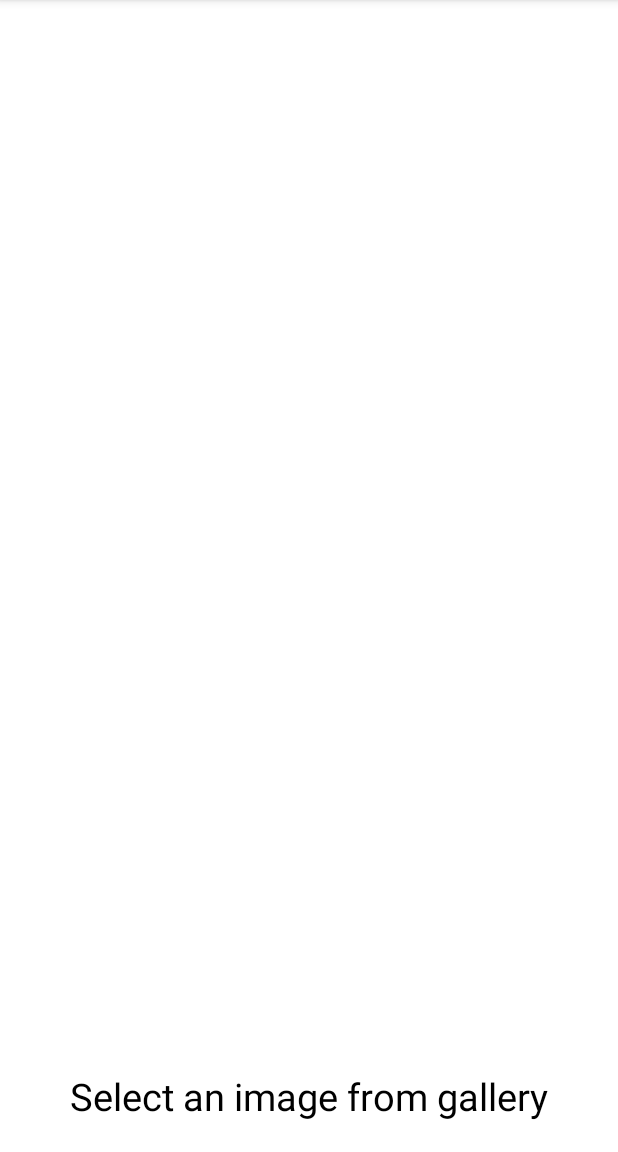
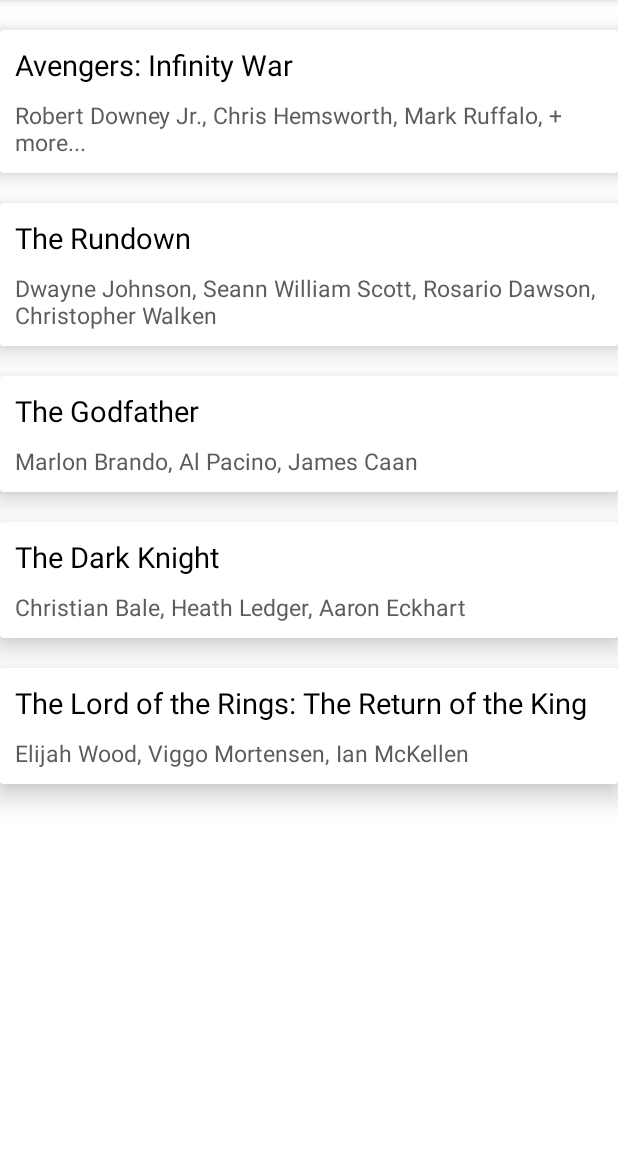
Before and after one commit to yxhuangCH/EspressoDemo, an Android app: the screen it shows after launch (ImageViewerActivity before the commit, MainActivity after it), on a phone screen of 412 x 824 dp, the part 84-1236 px from its top. Run offline under Robolectric (Android 15) with nearby library versions, the phone set to English and light mode, and no system bars; pictures from the network do not load.

Commit message:
add Espresso RecyclerView

```diff
--- a/app/build.gradle
+++ b/app/build.gradle
@@ -75,6 +75,10 @@ dependencies {
     implementation "androidx.navigation:navigation-fragment-ktx:2.3.0"
     implementation "androidx.navigation:navigation-ui-ktx:2.3.0"
 
+    // Recyclerview
+    def recyclerview_version = "1.1.0"
+    implementation "androidx.recyclerview:recyclerview:$recyclerview_version"
+
     // Glide
     implementation 'com.github.bumptech.glide:glide:4.11.0'
     kapt 'com.github.bumptech.glide:compiler:4.11.0'
--- /dev/null
+++ b/app/src/main/java/com/yxhuang/espresso/data/FakeMovieData.kt
@@ -0,0 +1,56 @@
+package com.yxhuang.espresso.data
+
+/**
+ * Created by yxhuang
+ * Date: 2022/10/14
+ * Description:
+ */
+object FakeMovieData {
+
+    val movies = arrayOf(
+        Movie(
+            0,
+            "Avengers: Infinity War",
+            "https://nyc3.digitaloceanspaces.com/open-api-spaces/open-api-static/blog/1/Infinity_War-infinity_war.png",
+            "The Avengers and their allies must be willing to sacrifice all in an attempt to " +
+                    "defeat the powerful Thanos before his blitz of devastation and ruin puts an end to " +
+                    "the universe.",
+            arrayListOf("Anthony Russo", "Joe Russo"),
+            arrayListOf("Robert Downey Jr.", "Chris Hemsworth", "Mark Ruffalo", "+ more...")
+        ),
+        Movie(
+            1,
+            "The Rundown",
+            "https://nyc3.digitaloceanspaces.com/open-api-spaces/open-api-static/blog/1/The_Rundown-the_rundown.png",
+            "A tough aspiring chef is hired to bring home a mobster's son from the Amazon but " +
+                    "becomes involved in the fight against an oppressive town operator and the search " +
+                    "for a legendary treasure.",
+            arrayListOf("R.J. Stewart", "James Vanderbilt"),
+            arrayListOf("Dwayne Johnson", "Seann William Scott", "Rosario Dawson", "Christopher Walken")
+        ),
+        Movie(
+            2,
+            "The Godfather",
+            "https://nyc3.digitaloceanspaces.com/open-api-spaces/open-api-static/blog/1/The_Godfather-fragment_factory.png",
+            "The aging patriarch of an organized crime dynasty transfers control of his clandestine empire to his reluctant son.",
+            arrayListOf("Francis Ford Coppola"),
+            arrayListOf("Marlon Brando", "Al Pacino", "James Caan")
+        ),
+        Movie(
+            3,
+            "The Dark Knight",
+            "https://nyc3.digitaloceanspaces.com/open-api-spaces/open-api-static/blog/1/The_Dark_Knight-fragment_factory_1.png",
+            "When the menace known as the Joker wreaks havoc and chaos on the people of Gotham, Batman must accept one of the greatest psychological and physical tests of his ability to fight injustice.",
+            arrayListOf("Christopher Nolan"),
+            arrayListOf("Christian Bale", "Heath Ledger", "Aaron Eckhart")
+        ),
+        Movie(
+            4,
+            "The Lord of the Rings: The Return of the King",
+            "https://nyc3.digitaloceanspaces.com/open-api-spaces/open-api-static/blog/1/The_Lord_of_the_Rings_The_Return_of_the_King-fragment_factory_2.png",
+            "Gandalf and Aragorn lead the World of Men against Sauron's army to draw his gaze from Frodo and Sam as they approach Mount Doom with the One Ring.",
+            arrayListOf("Peter Jackson"),
+            arrayListOf("Elijah Wood", "Viggo Mortensen", "Ian McKellen")
+        )
+    )
+}
--- a/app/src/main/java/com/yxhuang/espresso/data/source/MoviesDataSource.kt
+++ b/app/src/main/java/com/yxhuang/espresso/data/source/MoviesDataSource.kt
@@ -10,4 +10,6 @@ import com.yxhuang.espresso.data.Movie
 interface MoviesDataSource {
 
     fun getMovie(movieId: Int): Movie?
+
+    fun getMovies(): List<Movie>
 }
--- a/app/src/main/java/com/yxhuang/espresso/data/source/MoviesRemoteDataSource.kt
+++ b/app/src/main/java/com/yxhuang/espresso/data/source/MoviesRemoteDataSource.kt
@@ -1,5 +1,6 @@
 package com.yxhuang.espresso.data.source
 
+import com.yxhuang.espresso.data.FakeMovieData
 import com.yxhuang.espresso.data.Movie
 
 /**
@@ -7,24 +8,19 @@ import com.yxhuang.espresso.data.Movie
  * Date: 2022/8/15
  * Description:
  */
-object MoviesRemoteDataSource : MoviesDataSource {
 
-    private var MOVIES_REMOTE_DATA = LinkedHashMap<Int, Movie>(2)
+class MoviesRemoteDataSource: MoviesDataSource {
+
+    private var MOVIES_REMOTE_DATA = LinkedHashMap<Int, Movie>(FakeMovieData.movies.size)
 
     init {
-        addMovie(0, "Avengers: Infinity War",
-                 "https://nyc3.digitaloceanspaces.com/open-api-spaces/open-api-static/blog/1/Infinity_War-infinity_war.png",
-                 "The Avengers and their allies must be willing to sacrifice all in an attempt to " + "defeat the powerful Thanos before his blitz of devastation and ruin puts an end to " + "the universe.",
-                 arrayListOf("Anthony Russo", "Joe Russo"),
-                 arrayListOf("Robert Downey Jr.", "Chris Hemsworth", "Mark Ruffalo", "+ more...")
-        )
+        for (movie in FakeMovieData.movies){
+            addMovie(movie)
+        }
+    }
 
-        addMovie(1, "The Rundown",
-                 "https://nyc3.digitaloceanspaces.com/open-api-spaces/open-api-static/blog/1/The_Rundown-the_rundown.png",
-                 "A tough aspiring chef is hired to bring home a mobster's son from the Amazon but " + "becomes involved in the fight against an oppressive town operator and the search " + "for a legendary treasure.",
-                 arrayListOf("R.J. Stewart", "James Vanderbilt"),
-                 arrayListOf("Dwayne Johnson", "Seann William Scott", "Rosario Dawson", "Christopher Walken")
-        )
+    override fun getMovies(): List<Movie> {
+        return ArrayList(MOVIES_REMOTE_DATA.values)
     }
 
     override fun getMovie(movieId: Int): Movie? {
@@ -32,12 +28,9 @@ object MoviesRemoteDataSource : MoviesDataSource {
     }
 
     private fun addMovie(
-            id: Int, title: String, image: String, description: String, directors: ArrayList<String>?,
-            star_actors: ArrayList<String>?
-    ) {
-        val movie = Movie(id = id, title = title, image = image, description = description, directors = directors,
-                          star_actors = star_actors
-        )
-        MOVIES_REMOTE_DATA.put(id, movie)
+            movie: Movie
+    ){
+        MOVIES_REMOTE_DATA.put(movie.id, movie)
     }
+
 }
--- a/app/src/main/java/com/yxhuang/espresso/ui/ImageViewerActivity.kt
+++ b/app/src/main/java/com/yxhuang/espresso/ui/ImageViewerActivity.kt
@@ -9,6 +9,7 @@ import android.util.Log
 import android.widget.TextView
 import androidx.appcompat.app.AppCompatActivity
 import com.yxhuang.espresso.R
+import kotlinx.android.synthetic.main.activity_image_viewer.*
 import kotlinx.android.synthetic.main.activity_main.*
 
 /**
--- a/app/src/main/java/com/yxhuang/espresso/ui/MainActivity.kt
+++ b/app/src/main/java/com/yxhuang/espresso/ui/MainActivity.kt
@@ -14,62 +14,48 @@ import com.bumptech.glide.Glide
 import com.bumptech.glide.RequestManager
 import com.bumptech.glide.request.RequestOptions
 import com.yxhuang.espresso.R
+import com.yxhuang.espresso.data.source.MoviesDataSource
+import com.yxhuang.espresso.data.source.MoviesRemoteDataSource
 import com.yxhuang.espresso.factory.MovieFragmentFactory
 
-const val GALLERY_REQUEST_CODE = 1234
 
 class MainActivity : AppCompatActivity() {
 
-    private val TAG: String = "AppDebug"
-
-    private lateinit var image: ImageView
+    // dependencies (typically would be injected with dagger)
+    lateinit var requestOptions: RequestOptions
+    lateinit var moviesDataSource: MoviesDataSource
 
     override fun onCreate(savedInstanceState: Bundle?) {
+        initDependencies()
+        supportFragmentManager.fragmentFactory = MovieFragmentFactory(
+            requestOptions,
+            moviesDataSource
+        )
         super.onCreate(savedInstanceState)
         setContentView(R.layout.activity_main)
 
-        image = findViewById(R.id.image)
+        init()
+    }
 
-        findViewById<TextView>(R.id.button_open_gallery).setOnClickListener {
-            pickFromGallery()
-        }
-
-        findViewById<Button>(R.id.btn_show_toast).setOnClickListener {
-            showToast(buildToastMessage("test toast"))
+    private fun init(){
+        if(supportFragmentManager.fragments.size == 0){
+            supportFragmentManager.beginTransaction()
+                .replace(R.id.container, MovieListFragment::class.java, null)
+                .commit()
         }
     }
 
-    override fun onActivityResult(requestCode: Int, resultCode: Int, data: Intent?) {
-        super.onActivityResult(requestCode, resultCode, data)
-        if(resultCode == Activity.RESULT_OK){
-            Log.d(TAG, "RESULT_OK")
-            when(requestCode){
-
-                GALLERY_REQUEST_CODE -> {
-                    Log.d(TAG, "GALLERY_REQUEST_CODE detected.")
-                    data?.data?.let { uri ->
-                        Log.d(TAG, "URI: $uri")
-                        Glide.with(this)
-                            .load(uri)
-                            .into(image)
-                    }
-                }
-            }
+    private fun initDependencies(){
+        if(!::requestOptions.isInitialized){
+            // glide
+            requestOptions = RequestOptions
+                .placeholderOf(R.drawable.default_image)
+                .error(R.drawable.default_image)
+        }
+        if(!::moviesDataSource.isInitialized){
+            // Data Source
+            moviesDataSource = MoviesRemoteDataSource()
         }
     }
 
-    private fun pickFromGallery() {
-        val intent = Intent(Intent.ACTION_PICK, MediaStore.Images.Media.EXTERNAL_CONTENT_URI)
-        startActivityForResult(intent, GALLERY_REQUEST_CODE)
-    }
-
-    private fun showToast(message: String){
-        Toast.makeText(this, message, Toast.LENGTH_SHORT).show()
-    }
-
-    companion object{
-        fun buildToastMessage(name: String): String{
-            return name
-        }
-    }
 }
--- /dev/null
+++ b/app/src/main/java/com/yxhuang/espresso/ui/MovieListFragment.kt
@@ -0,0 +1,66 @@
+package com.yxhuang.espresso.ui
+
+import androidx.fragment.app.Fragment
+import android.os.Bundle
+import android.view.LayoutInflater
+import android.view.View
+import android.view.ViewGroup
+import androidx.recyclerview.widget.LinearLayoutManager
+import com.yxhuang.espresso.R
+import com.yxhuang.espresso.data.Movie
+import com.yxhuang.espresso.data.source.MoviesDataSource
+import com.yxhuang.espresso.util.TopSpacingItemDecoration
+import kotlinx.android.synthetic.main.fragment_movie_list.*
+
+/**
+ * Created by yxhuang
+ * Date: 2022/10/14
+ * Description:
+ */
+class MovieListFragment(
+        val moviesDataSource: MoviesDataSource
+) : Fragment(),
+    MoviesListAdapter.Interaction
+{
+    override fun onItemSelected(position: Int, item: Movie) {
+        activity?.run {
+            val bundle = Bundle()
+            bundle.putInt("movie_id", item.id)
+            supportFragmentManager.beginTransaction()
+                .replace(R.id.container, MovieDetailFragment::class.java, bundle)
+                .addToBackStack("MovieDetailFragment")
+                .commit()
+        }
+    }
+
+    lateinit var listAdapter: MoviesListAdapter
+
+    override fun onCreateView(
+            inflater: LayoutInflater,
+            container: ViewGroup?,
+            savedInstanceState: Bundle?
+    ): View? {
+        return inflater.inflate(R.layout.fragment_movie_list, container, false)
+    }
+
+    override fun onViewCreated(view: View, savedInstanceState: Bundle?) {
+        super.onViewCreated(view, savedInstanceState)
+
+        initRecyclerView()
+        getData()
+    }
+
+    private fun getData(){
+        listAdapter.submitList(moviesDataSource.getMovies())
+    }
+
+    private fun initRecyclerView() {
+        recycler_view.apply {
+            layoutManager = LinearLayoutManager(activity)
+            removeItemDecoration(TopSpacingItemDecoration(30))
+            addItemDecoration(TopSpacingItemDecoration(30))
+            listAdapter = MoviesListAdapter(this@MovieListFragment)
+            adapter = listAdapter
+        }
+    }
+}
--- /dev/null
+++ b/app/src/main/java/com/yxhuang/espresso/ui/MoviesListAdapter.kt
@@ -0,0 +1,93 @@
+package com.yxhuang.espresso.ui
+
+import android.view.LayoutInflater
+import android.view.View
+import android.view.ViewGroup
+import androidx.recyclerview.widget.AsyncListDiffer
+import androidx.recyclerview.widget.DiffUtil
+import androidx.recyclerview.widget.RecyclerView
+import com.bumptech.glide.Glide
+import com.yxhuang.espresso.R
+import com.yxhuang.espresso.data.Movie
+import kotlinx.android.synthetic.main.layout_movie_list_item.view.*
+
+/**
+ * Created by yxhuang
+ * Date: 2022/10/14
+ * Description:
+ */
+class MoviesListAdapter(private val interaction: Interaction? = null) :
+    RecyclerView.Adapter<RecyclerView.ViewHolder>() {
+
+    val DIFF_CALLBACK = object : DiffUtil.ItemCallback<Movie>() {
+
+        override fun areItemsTheSame(oldItem: Movie, newItem: Movie): Boolean {
+            return oldItem.id == newItem.id
+        }
+
+        override fun areContentsTheSame(oldItem: Movie, newItem: Movie): Boolean {
+            return oldItem == newItem
+        }
+
+    }
+    private val differ = AsyncListDiffer(this, DIFF_CALLBACK)
+
+
+    override fun onCreateViewHolder(parent: ViewGroup, viewType: Int): RecyclerView.ViewHolder {
+
+        return MovieViewHolder(
+            LayoutInflater.from(parent.context).inflate(
+                R.layout.layout_movie_list_item,
+                parent,
+                false
+            ),
+            interaction
+        )
+    }
+
+    override fun onBindViewHolder(holder: RecyclerView.ViewHolder, position: Int) {
+        when (holder) {
+            is MovieViewHolder -> {
+                holder.bind(differ.currentList.get(position))
+            }
+        }
+    }
+
+    override fun getItemCount(): Int {
+        return differ.currentList.size
+    }
+
+    fun submitList(list: List<Movie>) {
+        differ.submitList(list)
+    }
+
+    class MovieViewHolder
+    constructor(
+            itemView: View,
+            private val interaction: Interaction?
+    ) : RecyclerView.ViewHolder(itemView) {
+
+        fun bind(item: Movie) = with(itemView) {
+            itemView.setOnClickListener {
+                interaction?.onItemSelected(adapterPosition, item)
+            }
+            movie_title.text = item.title
+            Glide.with(itemView)
+                .load(item.image)
+                .into(movie_image)
+            item.star_actors?.let {
+                for(index in 0 until it.size){
+                    var appendValue: String = it[index]
+                    if(index < (it.size - 1)){
+                        appendValue += ", "
+                    }
+                    movie_star_actors.append(appendValue)
+                }
+            }
+        }
+    }
+
+    interface Interaction {
+        fun onItemSelected(position: Int, item: Movie)
+    }
+}
--- /dev/null
+++ b/app/src/main/java/com/yxhuang/espresso/util/TopSpacingItemDecoration.kt
@@ -0,0 +1,18 @@
+package com.yxhuang.espresso.util
+
+import android.graphics.Rect
+import android.view.View
+import androidx.recyclerview.widget.RecyclerView
+
+/**
+ * Created by yxhuang
+ * Date: 2022/10/14
+ * Description:
+ */
+class TopSpacingItemDecoration(private val padding: Int) : RecyclerView.ItemDecoration() {
+
+    override fun getItemOffsets(outRect: Rect, view: View, parent: RecyclerView, state: RecyclerView.State) {
+        super.getItemOffsets(outRect, view, parent, state)
+        outRect.top = padding
+    }
+}
--- /dev/null
+++ b/app/src/main/res/layout/fragment_movie_list.xml
@@ -0,0 +1,16 @@
+<?xml version="1.0" encoding="utf-8"?>
+<androidx.constraintlayout.widget.ConstraintLayout
+    xmlns:android="http://schemas.android.com/apk/res/android"
+    xmlns:app="http://schemas.android.com/apk/res-auto"
+    android:orientation="vertical"
+    android:layout_width="match_parent"
+    android:layout_height="match_parent">
+
+    <androidx.recyclerview.widget.RecyclerView
+        android:layout_width="match_parent"
+        android:layout_height="match_parent"
+        android:id="@+id/recycler_view"
+        />
+
+
+</androidx.constraintlayout.widget.ConstraintLayout>
--- /dev/null
+++ b/app/src/main/res/layout/layout_movie_list_item.xml
@@ -0,0 +1,69 @@
+<?xml version="1.0" encoding="utf-8"?>
+<androidx.cardview.widget.CardView
+    xmlns:android="http://schemas.android.com/apk/res/android"
+    android:layout_width="match_parent"
+    android:layout_height="wrap_content"
+    xmlns:app="http://schemas.android.com/apk/res-auto"
+    app:cardElevation="10dp"
+    app:cardCornerRadius="2dp"
+    app:cardPreventCornerOverlap="false"
+    >
+
+
+    <androidx.constraintlayout.widget.ConstraintLayout
+        android:layout_width="match_parent"
+        android:layout_height="wrap_content"
+        >
+
+
+        <ImageView
+            android:layout_width="match_parent"
+            android:layout_height="wrap_content"
+            app:layout_constraintTop_toTopOf="parent"
+            app:layout_constraintLeft_toLeftOf="parent"
+            app:layout_constraintRight_toRightOf="parent"
+            android:id="@+id/movie_image"
+            android:padding="0dp"
+            android:layout_margin="0dp"
+            android:adjustViewBounds="true"
+            android:scaleType="fitXY"
+            />
+
+
+        <LinearLayout
+            android:layout_width="match_parent"
+            android:layout_height="wrap_content"
+            app:layout_constraintTop_toBottomOf="@id/movie_image"
+            app:layout_constraintLeft_toLeftOf="parent"
+            app:layout_constraintRight_toRightOf="parent"
+            app:layout_constraintBottom_toBottomOf="parent"
+            android:orientation="vertical"
+            android:padding="10dp"
+            android:id="@+id/container1"
+            >
+            <TextView
+                android:layout_width="match_parent"
+                android:layout_height="wrap_content"
+                android:id="@+id/movie_title"
+                android:textColor="#000"
+                android:textSize="19sp"
+                />
+
+            <TextView
+                android:layout_width="match_parent"
+                android:layout_height="wrap_content"
+                android:id="@+id/movie_star_actors"
+                android:textColor="@color/grey5"
+                android:textSize="15sp"
+                android:layout_marginTop="10dp"
+                />
+
+        </LinearLayout>
+
+
+
+    </androidx.constraintlayout.widget.ConstraintLayout>
+
+
+
+</androidx.cardview.widget.CardView>
```
Also changed, not shown: app/src/main/AndroidManifest.xml (+10 -8 lines), app/src/main/java/com/yxhuang/espresso/factory/MovieFragmentFactory.kt (+38 -25 lines), app/src/main/java/com/yxhuang/espresso/ui/MovieDetailFragment.kt (+26 -28 lines), app/src/main/res/layout/activity_main.xml (+10 -32 lines), app/src/main/res/layout/fragment_movie_detail.xml (+48 -41 lines), 2 other files.
